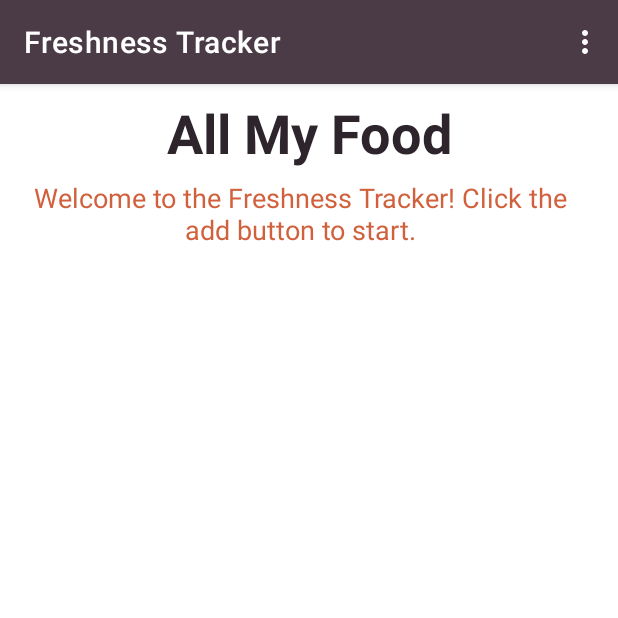
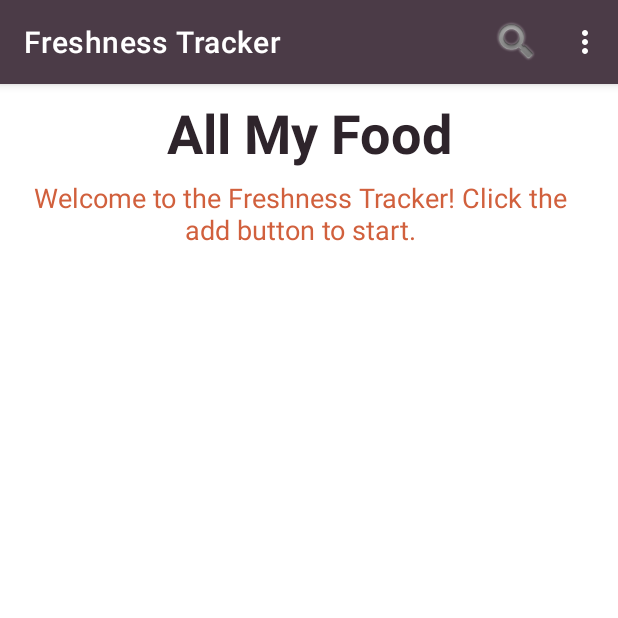
Before and after one commit to chilla2/Freshness-Tracker, an Android app: the screen it shows after launch (MainActivity), on a phone screen of 412 x 824 dp, the top half of it. Run offline under Robolectric (Android 15) with nearby library versions, the phone set to English and light mode, and no system bars; our stand-ins replace Firebase (no records; nobody signed in at launch, a user with empty details on screens opened directly).

```diff
--- a/app/src/main/java/com/example/freshnesstracker/MainActivity.java
+++ b/app/src/main/java/com/example/freshnesstracker/MainActivity.java
@@ -18,6 +18,7 @@ import androidx.annotation.Nullable;
 
 import android.widget.Button;
 import android.widget.EditText;
+import android.widget.SearchView;
 import android.widget.Toast;
 
 import androidx.appcompat.app.AlertDialog;
@@ -39,6 +40,7 @@ import java.util.ArrayList;
 import java.util.Calendar;
 import java.util.Collections;
 import java.util.Comparator;
+import java.util.Locale;
 
 import static androidx.recyclerview.widget.RecyclerView.*;
 
@@ -58,7 +60,7 @@ import android.view.MenuItem ;
  * Add button in bottom right corner switches view to add item screen -
  * Clicking item brings up dialog with buttons to add or delete item -
  */
-public class MainActivity extends AppCompatActivity implements FoodItemAdapter.ListItemClickListener {
+public class MainActivity extends AppCompatActivity implements FoodItemAdapter.ListItemClickListener, SearchView.OnQueryTextListener {
 
     //private Spinner mSpinner;
     FloatingActionButton addButton;
@@ -71,6 +73,8 @@ public class MainActivity extends AppCompatActivity implements FoodItemAdapter.L
 
     RecyclerView recyclerViewFoodItems;
     FoodItemAdapter adapter;
+
+    SearchView editSearch;
 
     DatabaseReference databaseItems;
 
@@ -182,6 +186,9 @@ public class MainActivity extends AppCompatActivity implements FoodItemAdapter.L
     public boolean onCreateOptionsMenu (Menu menu) {
         // Inflate the menu; this adds items to the action bar if it is present.
         getMenuInflater().inflate(R.menu.main_menu , menu) ;
+        final MenuItem searchItem = menu.findItem(R.id.search);
+        final SearchView searchView = (SearchView) searchItem.getActionView();
+        searchView.setOnQueryTextListener(this);
         return true;
     }
     @Override
@@ -421,4 +428,31 @@ public class MainActivity extends AppCompatActivity implements FoodItemAdapter.L
         builder.setChannelId( NOTIFICATION_CHANNEL_ID ) ;
         return builder.build() ;
     }
+
+    @Override
+    public boolean onQueryTextSubmit(String query) {
+        return false;
+    }
+
+    @Override
+    public boolean onQueryTextChange(String newText) {
+        filter(newText);
+        return false;
+    }
+
+    // Filter Class
+    public void filter(String charText) {
+        charText = charText.toLowerCase(Locale.getDefault());
+        displayList.clear();
+        if (charText.length() == 0) {
+            displayList.addAll(foodItems);
+        } else {
+            for (FoodItem foodItem : foodItems) {
+                if (foodItem.getName().toLowerCase(Locale.getDefault()).contains(charText)) {
+                    displayList.add(foodItem);
+                }
+            }
+        }
+        adapter.notifyDataSetChanged();
+    }
 }
--- a/app/src/main/res/menu/main_menu.xml
+++ b/app/src/main/res/menu/main_menu.xml
@@ -2,6 +2,12 @@
 <menu xmlns:android = "http://schemas.android.com/apk/res/android"
     xmlns:app = "http://schemas.android.com/apk/res-auto" >
     android:background="#f1ecce"
+    <item
+        android:id="@+id/search"
+        android:icon="@android:drawable/ic_search_category_default"
+        android:title="@string/search_title"
+        app:actionViewClass="android.widget.SearchView"
+        app:showAsAction="collapseActionView|ifRoom" />
     <item
         android:id = "@+id/all"
         app:showAsAction = "never"
--- a/app/src/main/res/values/strings.xml
+++ b/app/src/main/res/values/strings.xml
@@ -32,4 +32,5 @@
     <string name="grocery_item">Grocery Item</string>
     <string name="save">Save</string>
     <string name="cancel">Cancel</string>
+    <string name="search_title">Search</string>
 </resources>
```
